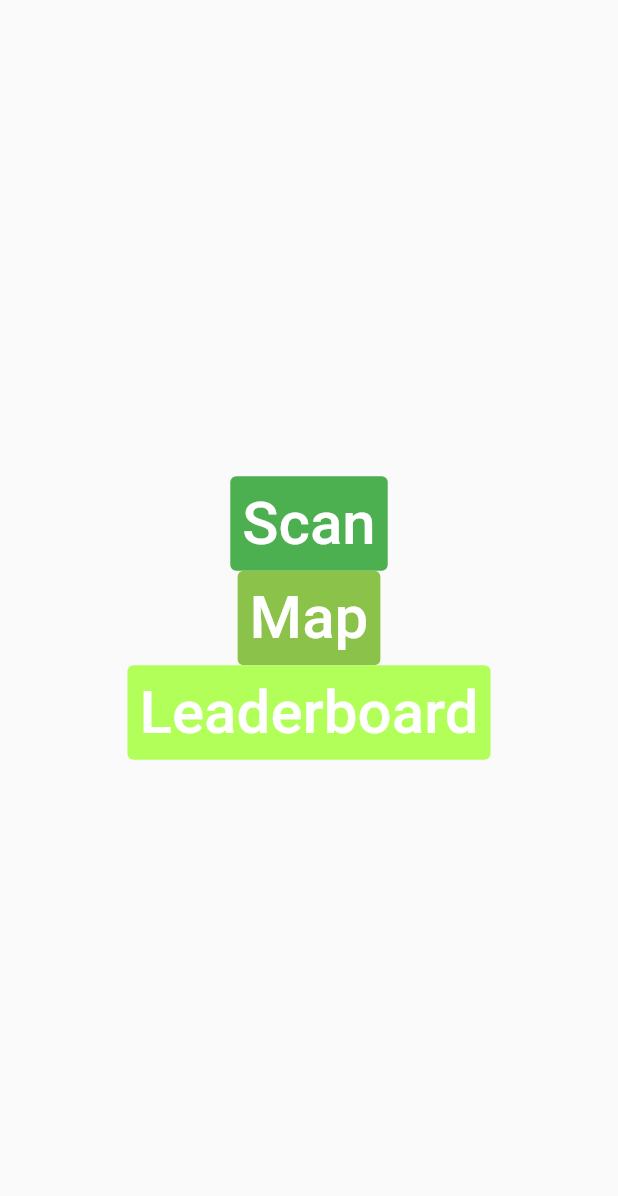
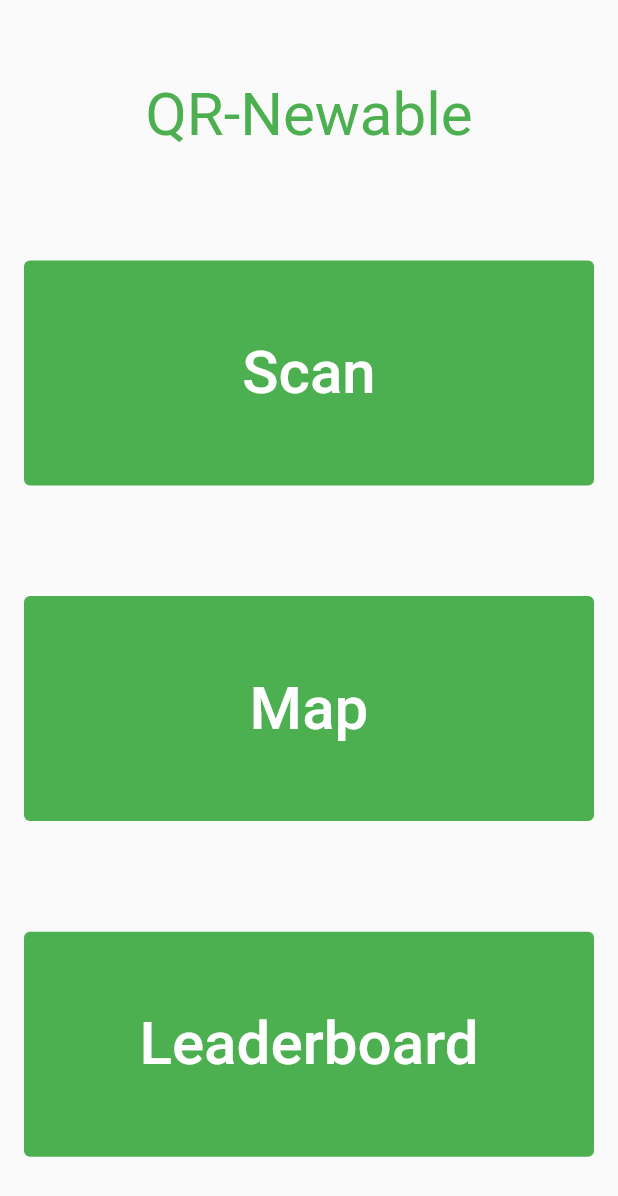
Before and after one commit to dillongeary/TheAleiosHack, a Flutter app: the screen it shows after launch, on a phone screen of 412 x 824 dp. Shown: the top 1196 px of the screen. Run offline on Flutter 3.47's test engine with Material 2 defaults, Android fonts, the phone set to English and light mode, and no system bars; missing offline and left inert: qr_code_scanner.

Commit message:
fixed main screen format

```diff
--- a/flutter files/lib/main.dart
+++ b/flutter files/lib/main.dart
@@ -30,52 +30,85 @@ class _MyHomePageState extends State<MyHomePage> {
   @override
   Widget build(BuildContext context) {
     return Scaffold(
-      body: Center(
+        body: Container(
+            margin: EdgeInsets.all(16),
             child: Column(
-          mainAxisAlignment: MainAxisAlignment.center,
-          children: <Widget>[
-            TextButton(
+                mainAxisAlignment: MainAxisAlignment.spaceAround,
+                crossAxisAlignment: CrossAxisAlignment.start,
+                children: [
+                  Align(
+                    alignment: Alignment.center,
+                  child: const Text('QR-Newable',
+                      style: TextStyle(
+                          fontSize: 40, color: Colors.green))
+                  ),
+
+                  Align(
+                      alignment: Alignment.center,
+                      child: SizedBox(
+                          height: 150,
+                          width: MediaQuery.of(context).size.width,
+                          child: TextButton(
                               style: ElevatedButton.styleFrom(
                                 onSurface: Colors.green,
                                 primary: Colors.green,
                               ),
                               onPressed: () {
-                  Navigator.push(context,
-                      MaterialPageRoute(builder: (context) => qrScreen()));
+                                Navigator.push(
+                                    context,
+                                    MaterialPageRoute(
+                                        builder: (context) => qrScreen()));
                               },
                               child: Text(
                                 "Scan",
-                  style: TextStyle(fontSize: 40, color: Colors.white),
-                )),
-            TextButton(
+                                style: TextStyle(
+                                    fontSize: 40, color: Colors.white),
+                              )))),
+                  Align(
+                      alignment: Alignment.center,
+                      child: SizedBox(
+                          height: 150,
+                          width: MediaQuery.of(context).size.width,
+                          child: TextButton(
                               style: ElevatedButton.styleFrom(
-                  onSurface: Colors.lightGreen,
-                  primary: Colors.lightGreen,
+                                onSurface: Colors.green,
+                                primary: Colors.green,
                               ),
                               onPressed: () {
-                  Navigator.push(context,
-                      MaterialPageRoute(builder: (context) => mapScreen()));
+                                Navigator.push(
+                                    context,
+                                    MaterialPageRoute(
+                                        builder: (context) => mapScreen()));
                               },
                               child: Text(
                                 "Map",
-                  style: TextStyle(fontSize: 40, color: Colors.white),
-                )),
-            TextButton(
+                                style: TextStyle(
+                                    fontSize: 40, color: Colors.white),
+                              )))),
+                  Align(
+                      alignment: Alignment.center,
+                      child: SizedBox(
+                          height: 150,
+                          width: MediaQuery.of(context).size.width,
+                          child: TextButton(
                               style: ElevatedButton.styleFrom(
-                  onSurface: Colors.lightGreenAccent,
-                  primary: Colors.lightGreenAccent,
+                                onSurface: Colors.green,
+                                primary: Colors.green,
                               ),
                               onPressed: () {
-                  Navigator.push(context,
-                      MaterialPageRoute(builder: (context) => leaderboardScreen()));
+                                Navigator.push(
+                                    context,
+                                    MaterialPageRoute(
+                                        builder: (context) => leaderboardScreen()));
                               },
                               child: Text(
                                 "Leaderboard",
-                  style: TextStyle(fontSize: 40, color: Colors.white),
-                )),
-          ],
-        ),
-      ),
+                                style: TextStyle(
+                                    fontSize: 40, color: Colors.white),
+                              )))),
+                ]
+            )
+        )
     );
   }
 }
```
Lines whose indentation alone changed are shown as unchanged.
